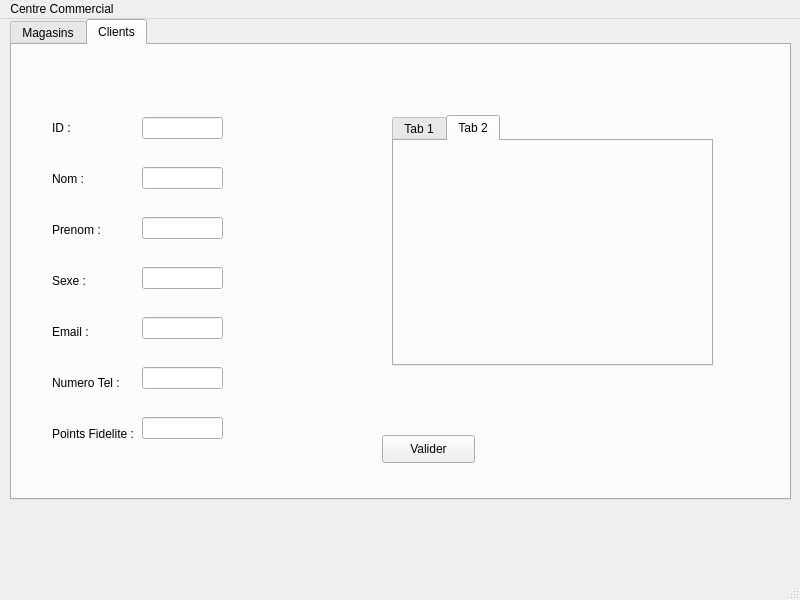
Before: the Qt Designer form projet qt/centre_commercial/mainwindow.ui in moez-mensi/gestion-centre-commercial, drawn with Qt 5.
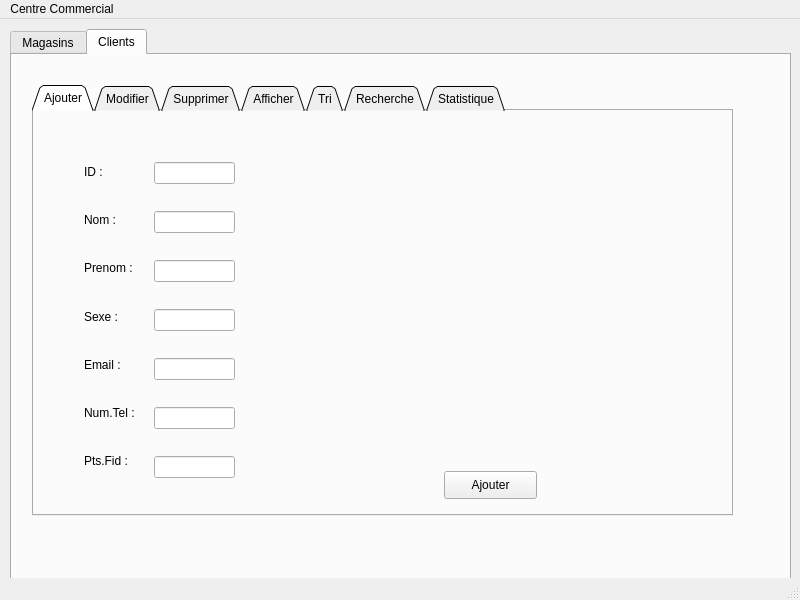
After: the same form once the commit is applied. The open tabs and pages were chosen to show the change.

Commit message: crud clients + magasin

```diff
--- a/projet qt/centre_commercial/mainwindow.ui
+++ b/projet qt/centre_commercial/mainwindow.ui
@@ -18,9 +18,9 @@
     <property name="geometry">
      <rect>
       <x>10</x>
-      <y>0</y>
+      <y>10</y>
       <width>781</width>
-      <height>481</height>
+      <height>551</height>
      </rect>
     </property>
     <property name="currentIndex">
@@ -102,133 +102,341 @@
      <attribute name="title">
       <string>Clients</string>
      </attribute>
-     <widget class="QWidget" name="verticalLayoutWidget_3">
+     <widget class="QTabWidget" name="Tabs_Clts">
       <property name="geometry">
        <rect>
-        <x>40</x>
-        <y>60</y>
-        <width>91</width>
-        <height>351</height>
+        <x>20</x>
+        <y>30</y>
+        <width>701</width>
+        <height>431</height>
        </rect>
       </property>
-      <layout class="QVBoxLayout" name="Client_inputs">
-       <item>
-        <widget class="QLabel" name="ID_Client">
-         <property name="text">
-          <string>ID :</string>
-         </property>
-        </widget>
-       </item>
-       <item>
-        <widget class="QLabel" name="Nom_Client">
-         <property name="text">
-          <string>Nom :</string>
-         </property>
-        </widget>
-       </item>
-       <item>
-        <widget class="QLabel" name="Prenom">
-         <property name="text">
-          <string>Prenom :</string>
-         </property>
-        </widget>
-       </item>
-       <item>
-        <widget class="QLabel" name="Sexe">
-         <property name="text">
-          <string>Sexe :</string>
-         </property>
-        </widget>
-       </item>
-       <item>
-        <widget class="QLabel" name="Email">
-         <property name="text">
-          <string>Email :</string>
-         </property>
-        </widget>
-       </item>
-       <item>
-        <widget class="QLabel" name="Num_tel">
-         <property name="text">
-          <string>Numero Tel :</string>
-         </property>
-        </widget>
-       </item>
-       <item>
-        <widget class="QLabel" name="Point_fid">
-         <property name="text">
-          <string>Points Fidelite :</string>
-         </property>
-        </widget>
-       </item>
-      </layout>
-     </widget>
-     <widget class="QWidget" name="verticalLayoutWidget_4">
-      <property name="geometry">
-       <rect>
-        <x>130</x>
-        <y>50</y>
-        <width>81</width>
-        <height>371</height>
-       </rect>
-      </property>
-      <layout class="QVBoxLayout" name="Client_inputs_2">
-       <item>
-        <widget class="QLineEdit" name="ID_cli"/>
-       </item>
-       <item>
-        <widget class="QLineEdit" name="Nom_Cli"/>
-       </item>
-       <item>
-        <widget class="QLineEdit" name="Prenom_Cli"/>
-       </item>
-       <item>
-        <widget class="QLineEdit" name="Sexe_Cli"/>
-       </item>
-       <item>
-        <widget class="QLineEdit" name="Email_Cli"/>
-       </item>
-       <item>
-        <widget class="QLineEdit" name="Num_tel_Cli"/>
-       </item>
-       <item>
-        <widget class="QLineEdit" name="Point_fid_Cli"/>
-       </item>
-      </layout>
-     </widget>
-     <widget class="QPushButton" name="pushButton">
-      <property name="geometry">
-       <rect>
-        <x>370</x>
-        <y>390</y>
-        <width>93</width>
-        <height>28</height>
-       </rect>
-      </property>
-      <property name="text">
-       <string>Valider</string>
-      </property>
-     </widget>
-     <widget class="QTabWidget" name="tabWidget_2">
-      <property name="geometry">
-       <rect>
-        <x>380</x>
-        <y>70</y>
-        <width>321</width>
-        <height>251</height>
-       </rect>
+      <property name="tabShape">
+       <enum>QTabWidget::Triangular</enum>
       </property>
       <property name="currentIndex">
        <number>1</number>
       </property>
-      <widget class="QWidget" name="tab">
+      <property name="tabsClosable">
+       <bool>false</bool>
+      </property>
+      <widget class="QWidget" name="Ajout_Mag_5">
        <attribute name="title">
-        <string>Tab 1</string>
+        <string>Ajouter</string>
        </attribute>
+       <widget class="QPushButton" name="on_Ajout_Mag_btn_5_clicked">
+        <property name="geometry">
+         <rect>
+          <x>410</x>
+          <y>360</y>
+          <width>93</width>
+          <height>28</height>
+         </rect>
+        </property>
+        <property name="text">
+         <string>Ajouter</string>
+        </property>
+       </widget>
+       <widget class="QWidget" name="verticalLayoutWidget_15">
+        <property name="geometry">
+         <rect>
+          <x>50</x>
+          <y>40</y>
+          <width>71</width>
+          <height>331</height>
+         </rect>
+        </property>
+        <layout class="QVBoxLayout" name="Magasin_inputs_31">
+         <item>
+          <widget class="QLabel" name="ID_Magasin_16">
+           <property name="text">
+            <string>ID :</string>
+           </property>
+          </widget>
+         </item>
+         <item>
+          <widget class="QLabel" name="Nom_Magasin_11">
+           <property name="text">
+            <string>Nom :</string>
+           </property>
+          </widget>
+         </item>
+         <item>
+          <widget class="QLabel" name="Categorie_14">
+           <property name="text">
+            <string>Prenom :</string>
+           </property>
+          </widget>
+         </item>
+         <item>
+          <widget class="QLabel" name="Categorie_15">
+           <property name="text">
+            <string>Sexe :</string>
+           </property>
+          </widget>
+         </item>
+         <item>
+          <widget class="QLabel" name="Categorie_16">
+           <property name="text">
+            <string>Email :</string>
+           </property>
+          </widget>
+         </item>
+         <item>
+          <widget class="QLabel" name="Categorie_17">
+           <property name="text">
+            <string>Num.Tel :</string>
+           </property>
+          </widget>
+         </item>
+         <item>
+          <widget class="QLabel" name="Location_11">
+           <property name="text">
+            <string>Pts.Fid :</string>
+           </property>
+          </widget>
+         </item>
+        </layout>
+       </widget>
+       <widget class="QWidget" name="verticalLayoutWidget_16">
+        <property name="geometry">
+         <rect>
+          <x>120</x>
+          <y>30</y>
+          <width>81</width>
+          <height>361</height>
+         </rect>
+        </property>
+        <layout class="QVBoxLayout" name="Magasin_inputs_32">
+         <item>
+          <widget class="QLineEdit" name="ID_Mag_11"/>
+         </item>
+         <item>
+          <widget class="QLineEdit" name="Nom_Mag_11"/>
+         </item>
+         <item>
+          <widget class="QLineEdit" name="Categorie_Mag_14"/>
+         </item>
+         <item>
+          <widget class="QLineEdit" name="Categorie_Mag_15"/>
+         </item>
+         <item>
+          <widget class="QLineEdit" name="Categorie_Mag_16"/>
+         </item>
+         <item>
+          <widget class="QLineEdit" name="Categorie_Mag_17"/>
+         </item>
+         <item>
+          <widget class="QLineEdit" name="Location_Mag_16"/>
+         </item>
+        </layout>
+       </widget>
       </widget>
-      <widget class="QWidget" name="tab_2">
+      <widget class="QWidget" name="Modif_Mag_5">
        <attribute name="title">
-        <string>Tab 2</string>
+        <string>Modifier</string>
+       </attribute>
+       <widget class="QWidget" name="verticalLayoutWidget_9">
+        <property name="geometry">
+         <rect>
+          <x>120</x>
+          <y>30</y>
+          <width>81</width>
+          <height>361</height>
+         </rect>
+        </property>
+        <layout class="QVBoxLayout" name="Magasin_inputs_27">
+         <item>
+          <widget class="QLineEdit" name="ID_Mag_10"/>
+         </item>
+         <item>
+          <widget class="QLineEdit" name="Nom_Mag_10"/>
+         </item>
+         <item>
+          <widget class="QLineEdit" name="Categorie_Mag_10"/>
+         </item>
+         <item>
+          <widget class="QLineEdit" name="Categorie_Mag_11"/>
+         </item>
+         <item>
+          <widget class="QLineEdit" name="Categorie_Mag_12"/>
+         </item>
+         <item>
+          <widget class="QLineEdit" name="Categorie_Mag_13"/>
+         </item>
+         <item>
+          <widget class="QLineEdit" name="Location_Mag_14"/>
+         </item>
+        </layout>
+       </widget>
+       <widget class="QWidget" name="verticalLayoutWidget_10">
+        <property name="geometry">
+         <rect>
+          <x>50</x>
+          <y>40</y>
+          <width>71</width>
+          <height>331</height>
+         </rect>
+        </property>
+        <layout class="QVBoxLayout" name="Magasin_inputs_28">
+         <item>
+          <widget class="QLabel" name="ID_Magasin_14">
+           <property name="text">
+            <string>ID :</string>
+           </property>
+          </widget>
+         </item>
+         <item>
+          <widget class="QLabel" name="Nom_Magasin_10">
+           <property name="text">
+            <string>Nom :</string>
+           </property>
+          </widget>
+         </item>
+         <item>
+          <widget class="QLabel" name="Categorie_10">
+           <property name="text">
+            <string>Prenom :</string>
+           </property>
+          </widget>
+         </item>
+         <item>
+          <widget class="QLabel" name="Categorie_12">
+           <property name="text">
+            <string>Sexe :</string>
+           </property>
+          </widget>
+         </item>
+         <item>
+          <widget class="QLabel" name="Categorie_13">
+           <property name="text">
+            <string>Email :</string>
+           </property>
+          </widget>
+         </item>
+         <item>
+          <widget class="QLabel" name="Categorie_11">
+           <property name="text">
+            <string>Num.Tel :</string>
+           </property>
+          </widget>
+         </item>
+         <item>
+          <widget class="QLabel" name="Location_10">
+           <property name="text">
+            <string>Pts.Fid :</string>
+           </property>
+          </widget>
+         </item>
+        </layout>
+       </widget>
+       <widget class="QPushButton" name="Modif_Mag_btn_5">
+        <property name="geometry">
+         <rect>
+          <x>450</x>
+          <y>360</y>
+          <width>93</width>
+          <height>28</height>
+         </rect>
+        </property>
+        <property name="text">
+         <string>Modifier</string>
+        </property>
+       </widget>
+      </widget>
+      <widget class="QWidget" name="tab_21">
+       <attribute name="title">
+        <string>Supprimer</string>
+       </attribute>
+       <widget class="QPushButton" name="Supp_Mag_btn_5">
+        <property name="geometry">
+         <rect>
+          <x>350</x>
+          <y>240</y>
+          <width>93</width>
+          <height>28</height>
+         </rect>
+        </property>
+        <property name="text">
+         <string>Supprimer</string>
+        </property>
+       </widget>
+       <widget class="QWidget" name="verticalLayoutWidget_29">
+        <property name="geometry">
+         <rect>
+          <x>90</x>
+          <y>140</y>
+          <width>61</width>
+          <height>41</height>
+         </rect>
+        </property>
+        <layout class="QVBoxLayout" name="Magasin_inputs_29">
+         <item>
+          <widget class="QLabel" name="ID_Magasin_15">
+           <property name="text">
+            <string>ID :</string>
+           </property>
+          </widget>
+         </item>
+        </layout>
+       </widget>
+       <widget class="QWidget" name="verticalLayoutWidget_30">
+        <property name="geometry">
+         <rect>
+          <x>150</x>
+          <y>130</y>
+          <width>81</width>
+          <height>71</height>
+         </rect>
+        </property>
+        <layout class="QVBoxLayout" name="Magasin_inputs_30">
+         <item>
+          <widget class="QLineEdit" name="Location_Mag_15"/>
+         </item>
+        </layout>
+       </widget>
+      </widget>
+      <widget class="QWidget" name="tab_22">
+       <attribute name="title">
+        <string>Afficher</string>
+       </attribute>
+       <widget class="QTableView" name="tableView_5">
+        <property name="geometry">
+         <rect>
+          <x>30</x>
+          <y>30</y>
+          <width>631</width>
+          <height>251</height>
+         </rect>
+        </property>
+       </widget>
+       <widget class="QPushButton" name="pdf_btn_5">
+        <property name="geometry">
+         <rect>
+          <x>290</x>
+          <y>340</y>
+          <width>131</width>
+          <height>41</height>
+         </rect>
+        </property>
+        <property name="text">
+         <string>Enregistrer en pdf</string>
+        </property>
+       </widget>
+      </widget>
+      <widget class="QWidget" name="tab_23">
+       <attribute name="title">
+        <string>Tri</string>
+       </attribute>
+      </widget>
+      <widget class="QWidget" name="tab_24">
+       <attribute name="title">
+        <string>Recherche</string>
+       </attribute>
+      </widget>
+      <widget class="QWidget" name="tab_25">
+       <attribute name="title">
+        <string>Statistique</string>
        </attribute>
       </widget>
      </widget>
```
Left out of the diff: 334 changed lines with no effect on the pictures. The commit also changes 18 other files.
